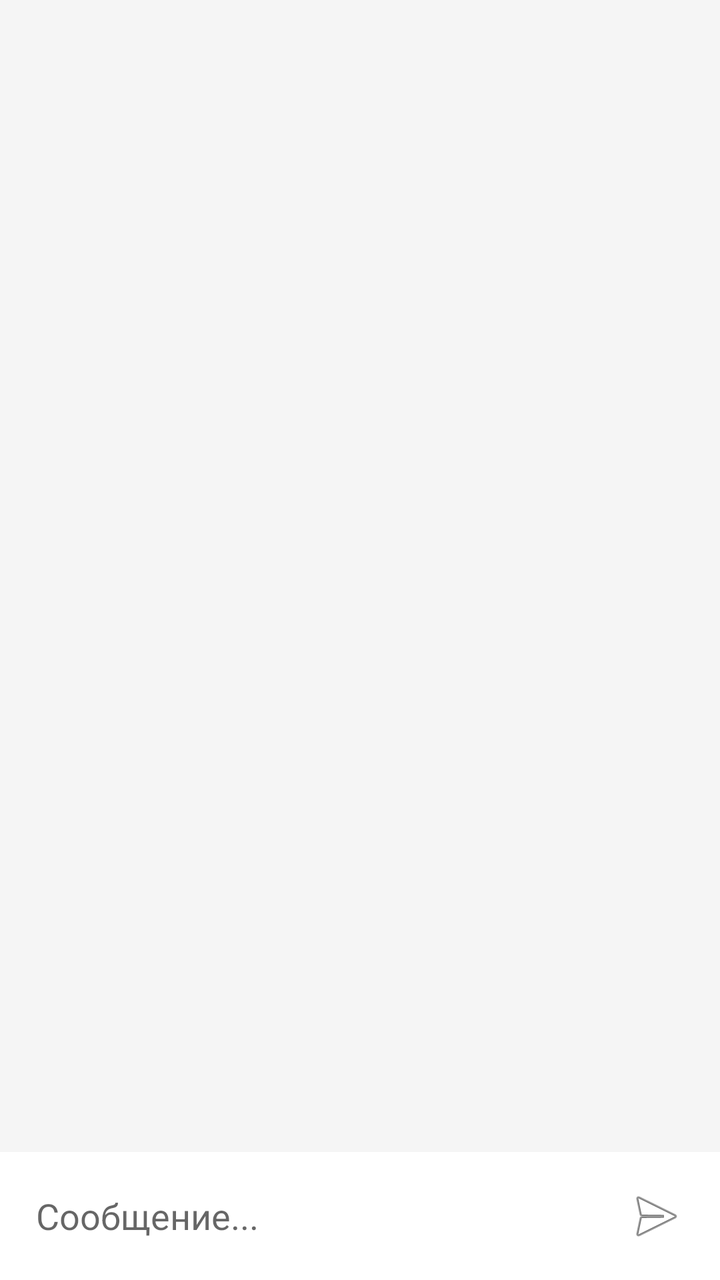
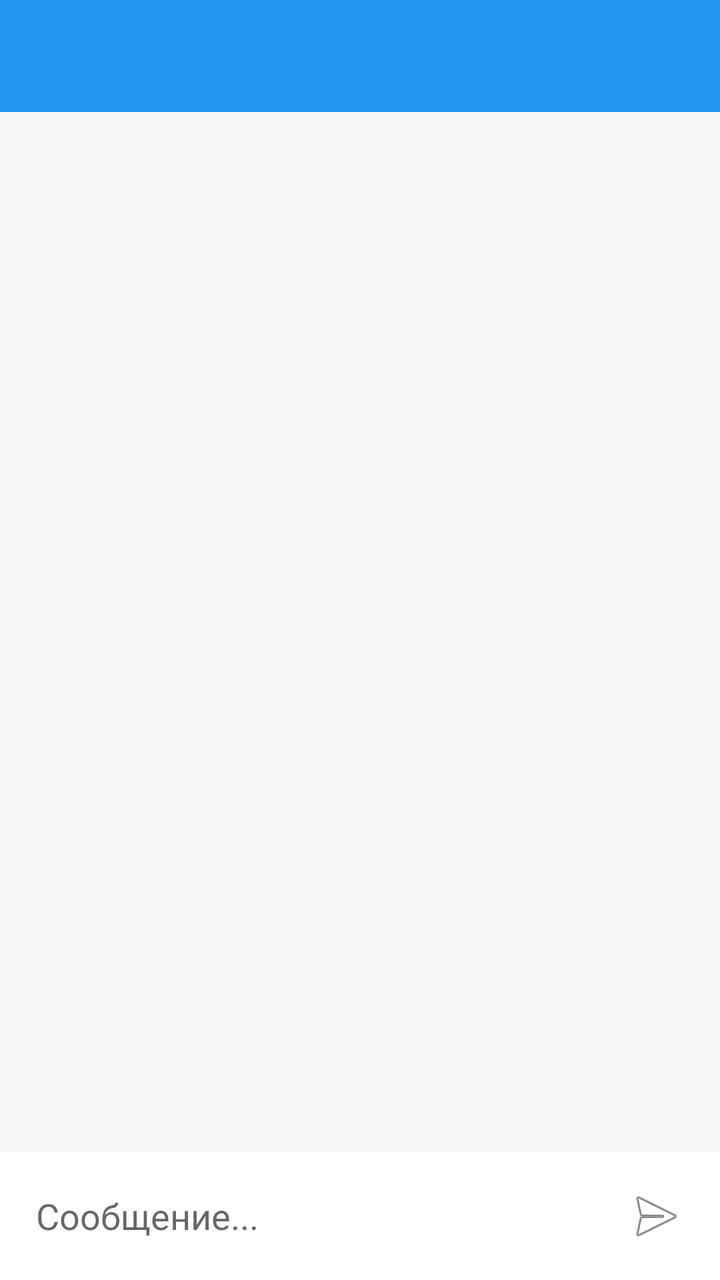

Two renders of the same Android screen: before a commit and after it. Below are the layout's source before the change and the commit's diff.
<!-- AndroidManifest.xml: application theme Theme.MailLis -->
<!-- res/layout/activity_chat.xml -->
<?xml version="1.0" encoding="utf-8"?>
<LinearLayout
    xmlns:android="http://schemas.android.com/apk/res/android"
    xmlns:app="http://android.com"
    xmlns:tools="http://android.com"
    android:layout_width="match_parent"
    android:layout_height="match_parent"
    android:orientation="vertical"
    android:background="#F5F5F5"
    android:fitsSystemWindows="true"
    tools:ignore="HardcodedText,Autofill">

    
    <androidx.recyclerview.widget.RecyclerView
        android:id="@+id/recyclerViewMessages"
        android:layout_width="match_parent"
        android:layout_height="0dp"
        android:layout_weight="1"
        android:paddingTop="12dp"
        android:paddingBottom="8dp"
        android:clipToPadding="false"
        android:scrollbars="vertical" />

    
    <LinearLayout
        android:layout_width="match_parent"
        android:layout_height="wrap_content"
        android:orientation="horizontal"
        android:padding="8dp"
        android:background="#FFFFFF"
        android:gravity="center_vertical">

        <EditText
            android:id="@+id/editTextMessage"
            android:layout_width="0dp"
            android:layout_height="wrap_content"
            android:layout_weight="1"
            android:hint="Cообщение..."
            android:inputType="textLongMessage|textMultiLine"
            android:maxLines="4"
            android:background="@android:color/transparent"
            android:padding="10dp" />

        <ImageButton
            android:id="@+id/buttonSendMessage"
            android:layout_width="48dp"
            android:layout_height="48dp"
            android:background="?attr/selectableItemBackgroundBorderless"
            android:contentDescription="Отправить"
            android:src="@android:drawable/ic_menu_send" />
    </LinearLayout>
</LinearLayout>
<!-- resources referenced by this layout -->
<resources>
  <style name="Theme.MailLis" parent="Theme.MaterialComponents.Light.DarkActionBar">
          
          <item name="colorPrimary">#2196F3</item>
          <item name="colorPrimaryVariant">#1976D2</item>
          <item name="colorOnPrimary">#FFFFFF</item>
          <item name="android:windowBackground">#FFFFFF</item>
      </style>
</resources>

<!-- the commit's change to res/layout/activity_chat.xml (unified diff, before → after) -->
@@ -9,6 +9,15 @@
     android:background="#F5F5F5"
     android:fitsSystemWindows="true"
     tools:ignore="HardcodedText,Autofill">
+
+    <androidx.appcompat.widget.Toolbar
+        android:id="@+id/toolbar"
+        android:layout_width="match_parent"
+        android:layout_height="?attr/actionBarSize"
+        android:background="?attr/colorPrimary"
+        android:theme="@style/ThemeOverlay.AppCompat.Dark.ActionBar"
+        app:popupTheme="@style/ThemeOverlay.AppCompat.Light" />
+
 
     
     <androidx.recyclerview.widget.RecyclerView
<!-- resource entries referenced after the edit -->
@@ -6,6 +6,8 @@
           <item name="colorPrimaryVariant">#1976D2</item>
           <item name="colorOnPrimary">#FFFFFF</item>
           <item name="android:windowBackground">#FFFFFF</item>
+          
+          <item name="android:windowLightStatusBar">true</item>
       </style>
 </resources>
 
